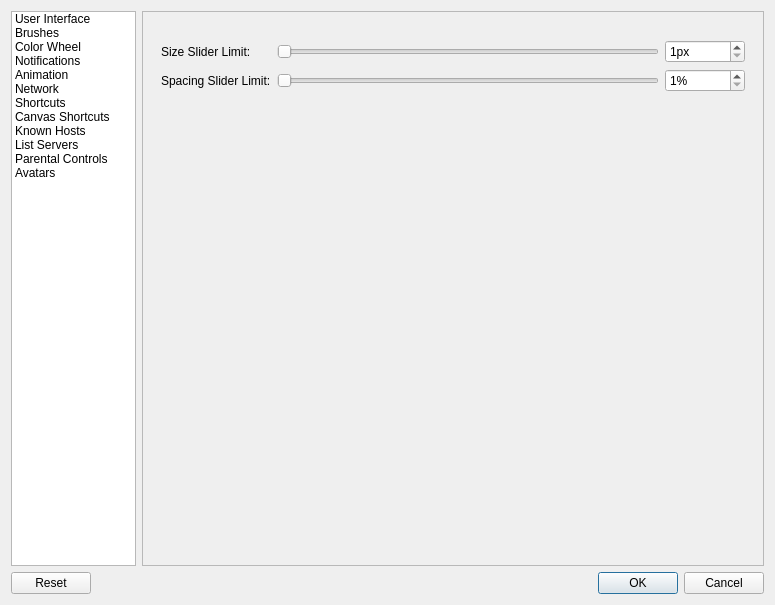
First picture: the form in src/desktop/ui/settings.ui, repository drawpile/Drawpile, before the edit.
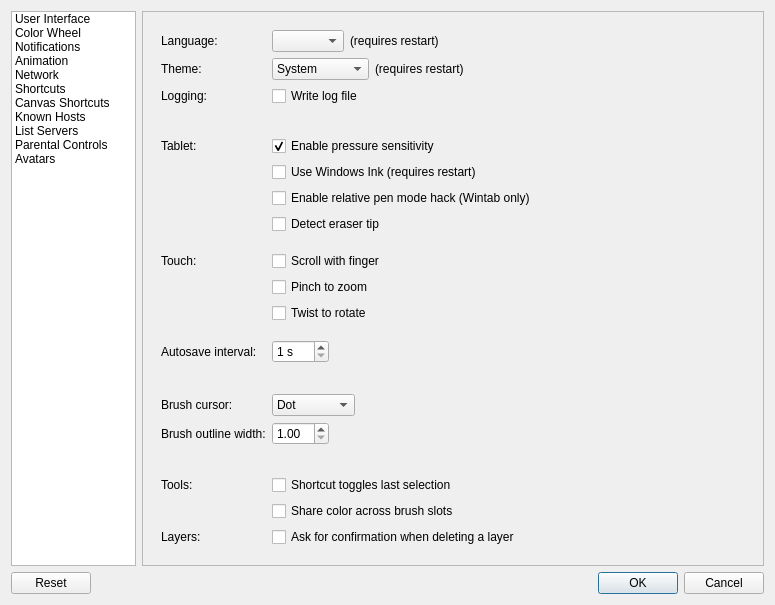
Second picture: the form after the edit. The open tabs and pages were chosen to show the change. Icons and pictures are not drawn. Custom widgets are drawn as their Qt base class.

Commit message:
Switch brush docker to KisSliderSpinBox
Also removing the settings to change the maximum slider values, since
that's no longer applicable.

```diff
--- a/src/desktop/ui/settings.ui
+++ b/src/desktop/ui/settings.ui
@@ -23,11 +23,6 @@
          <string>User Interface</string>
         </property>
        </item>
-       <item>
-        <property name="text">
-         <string>Brushes</string>
-        </property>
-       </item>
        <item>
         <property name="text">
          <string>Color Wheel</string>
@@ -426,114 +421,6 @@
             </item>
            </layout>
           </widget>
-          <widget class="QWidget" name="brushPage">
-           <layout class="QFormLayout" name="brushFormLayout">
-            <property name="fieldGrowthPolicy">
-             <enum>QFormLayout::ExpandingFieldsGrow</enum>
-            </property>
-            <property name="topMargin">
-             <number>19</number>
-            </property>
-            <item row="0" column="0">
-             <widget class="QLabel" name="sizeLimitLabel">
-              <property name="toolTip">
-               <string>The maximum value for the brush size slider. You can always enter larger values manually or via keyboard shortcuts.</string>
-              </property>
-              <property name="text">
-               <string>Size Slider Limit:</string>
-              </property>
-             </widget>
-            </item>
-            <item row="0" column="1">
-             <layout class="QHBoxLayout" name="sizeLimitLayout">
-              <item>
-               <widget class="QSlider" name="sizeLimitSlider">
-                <property name="toolTip">
-                 <string>The maximum value for the brush size slider. You can always enter larger values manually or via keyboard shortcuts.</string>
-                </property>
-                <property name="maximum">
-                 <number>255</number>
-                </property>
-                <property name="orientation">
-                 <enum>Qt::Horizontal</enum>
-                </property>
-               </widget>
-              </item>
-              <item>
-               <widget class="QSpinBox" name="sizeLimitSpinner">
-                <property name="minimumSize">
-                 <size>
-                  <width>80</width>
-                  <height>0</height>
-                 </size>
-                </property>
-                <property name="toolTip">
-                 <string>The maximum value for the brush size slider. You can always enter larger values manually or via keyboard shortcuts.</string>
-                </property>
-                <property name="suffix">
-                 <string>px</string>
-                </property>
-                <property name="minimum">
-                 <number>1</number>
-                </property>
-                <property name="maximum">
-                 <number>255</number>
-                </property>
-               </widget>
-              </item>
-             </layout>
-            </item>
-            <item row="1" column="0">
-             <widget class="QLabel" name="spacingLimitLabel">
-              <property name="toolTip">
-               <string>The maximum value for the brush spacing slider. You can always enter larger values manually.</string>
-              </property>
-              <property name="text">
-               <string>Spacing Slider Limit:</string>
-              </property>
-             </widget>
-            </item>
-            <item row="1" column="1">
-             <layout class="QHBoxLayout" name="spacingLimitLayout">
-              <item>
-               <widget class="QSlider" name="spacingLimitSlider">
-                <property name="toolTip">
-                 <string>The maximum value for the brush spacing slider. You can always enter larger values manually.</string>
-                </property>
-                <property name="maximum">
-                 <number>999</number>
-                </property>
-                <property name="orientation">
-                 <enum>Qt::Horizontal</enum>
-                </property>
-               </widget>
-              </item>
-              <item>
-               <widget class="QSpinBox" name="spacingLimitSpinner">
-                <property name="minimumSize">
-                 <size>
-                  <width>80</width>
-                  <height>0</height>
-                 </size>
-                </property>
-                <property name="toolTip">
-                 <string>The maximum value for the brush spacing slider. You can always enter larger values manually.</string>
-                </property>
-                <property name="suffix">
-                 <string>%</string>
-                </property>
-                <property name="minimum">
-                 <number>1</number>
-                </property>
-                <property name="maximum">
-                 <number>999</number>
-                </property>
-               </widget>
-              </item>
-             </layout>
-            </item>
-           </layout>
-          </widget>
           <widget class="QWidget" name="colorwheelPage">
            <property name="sizePolicy">
             <sizepolicy hsizetype="Preferred" vsizetype="Expanding">
```
Left out of the diff: 64 changed lines with no effect on the pictures. The commit also changes 4 other files.
